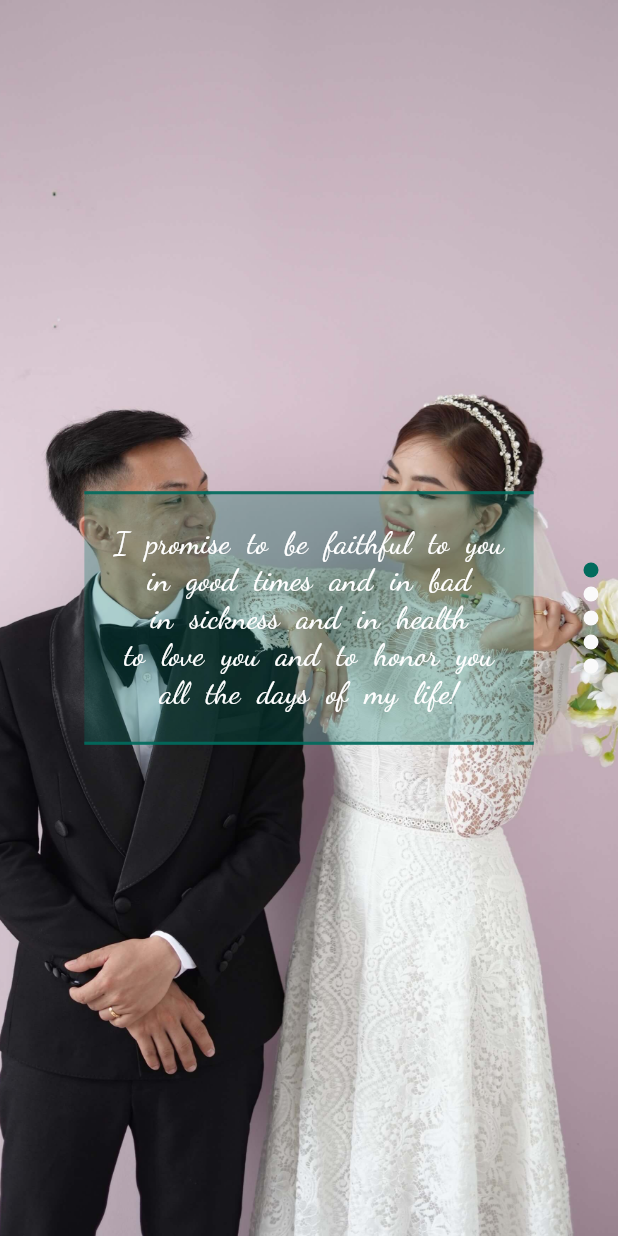
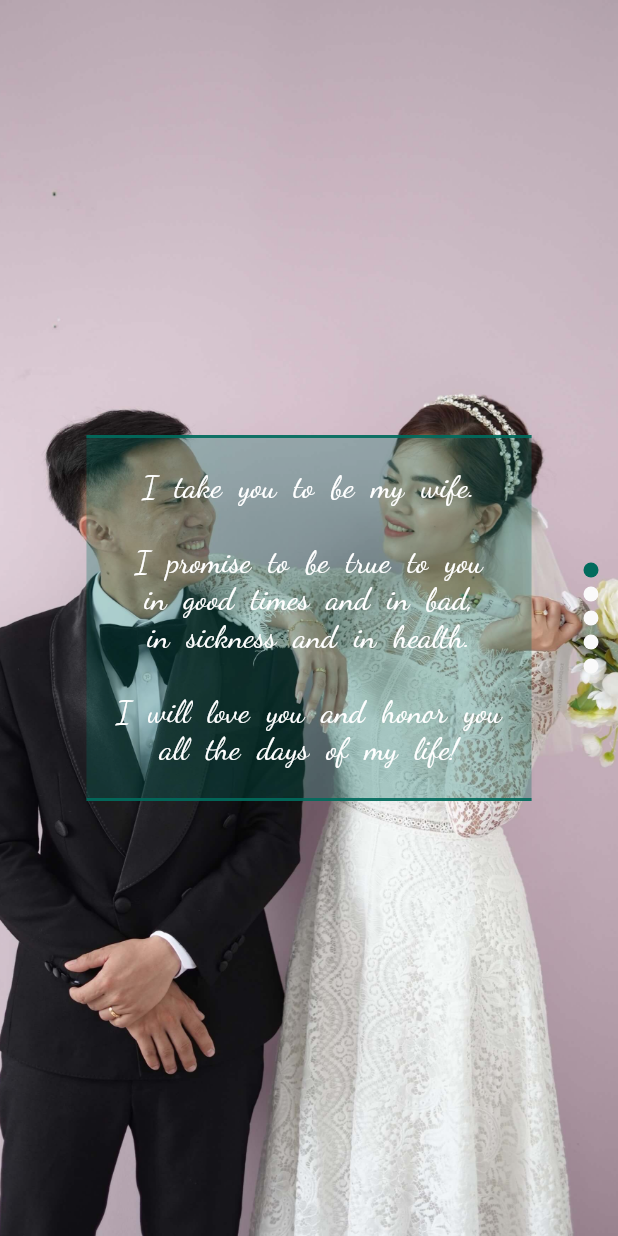
Before and after one commit to PeterHo249/wedding_invitation, a Flutter app: the screen it shows after launch, swiped to page 5, on a phone screen of 412 x 824 dp. Run offline on Flutter 3.47's test engine with Material 2 defaults, Android fonts, the light colour scheme and no system bars; our stand-ins replace flutter_swiper.

Commit message:
Update vow

```diff
--- a/lib/ending_page.dart
+++ b/lib/ending_page.dart
@@ -30,7 +30,7 @@ class EndingPage extends StatelessWidget {
             child: Padding(
               padding: const EdgeInsets.all(20.0),
               child: Text(
-                'I promise to be faithful to you\nin good times and in bad\nin sickness and in health\nto love you and to honor you\nall the days of my life!',
+                'I take you to be my wife.\n\nI promise to be true to you\nin good times and in bad,\nin sickness and in health.\n\nI will love you and honor you\nall the days of my life!',
                 style: TextStyle(
                   fontFamily: 'DancingScript',
                   color: Colors.white,
```
